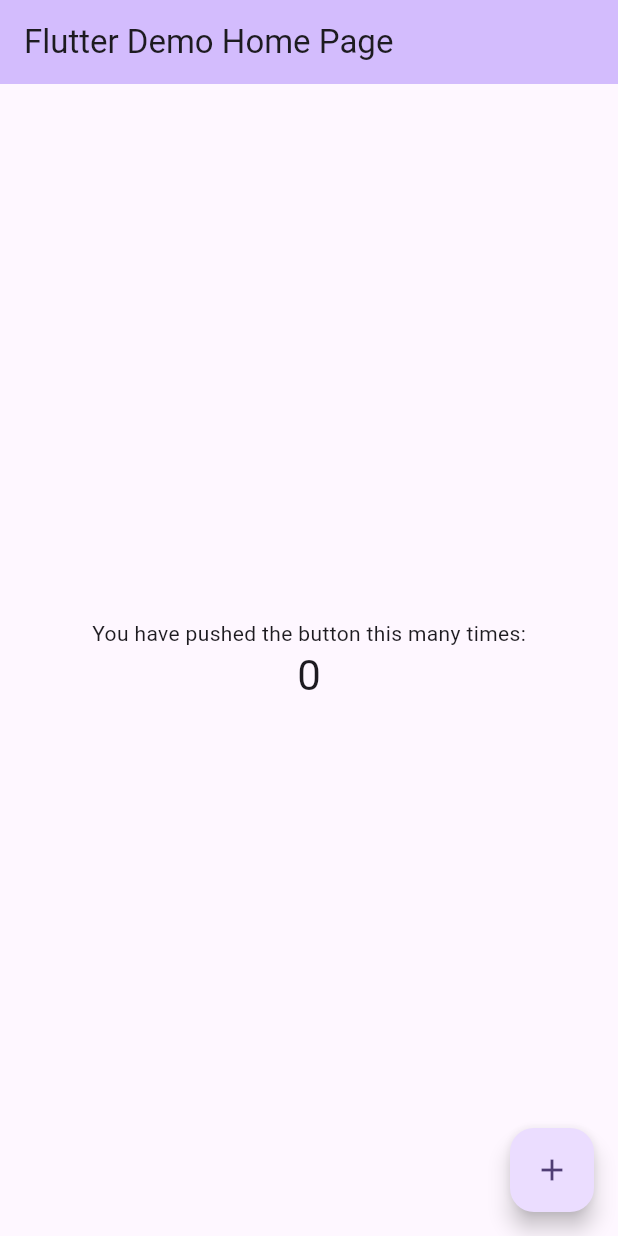
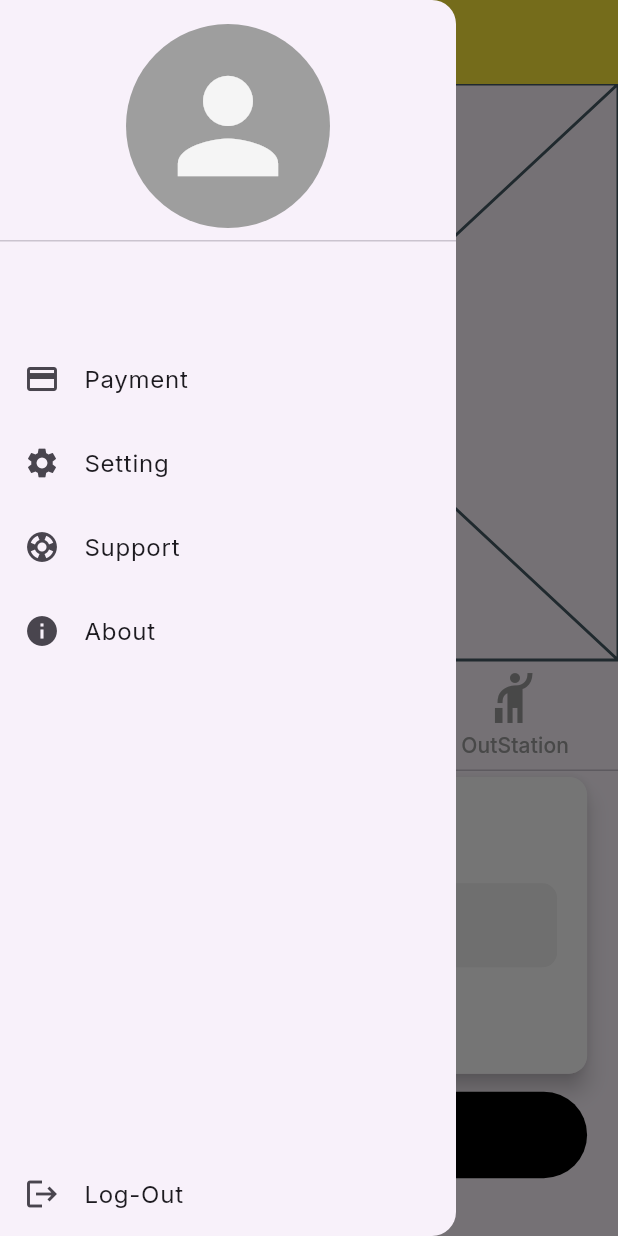
Before and after one commit to ShashwatDhingra/cabto_app, a Flutter app: the screen it shows after launch, with the side drawer open (before the commit the screen has no drawer), on a phone screen of 412 x 824 dp. Run offline on Flutter 3.47's test engine with Material 2 defaults, Android fonts, the light colour scheme and no system bars; our stand-ins replace google_fonts.

Commit message:
designed_tabs

```diff
--- /dev/null
+++ b/lib/components/cab_options_tab.dart
@@ -0,0 +1,65 @@
+import 'package:cabto_app/components/tabs/city_cab_tab.dart';
+import 'package:cabto_app/components/tabs/outstation_tab.dart';
+import 'package:cabto_app/components/tabs/rental_cab_tab.dart';
+import 'package:cabto_app/utils/cosnt/cosnts.dart';
+import 'package:flutter/material.dart';
+
+class CabOptionTab extends StatefulWidget {
+  const CabOptionTab({super.key});
+
+  @override
+  State<CabOptionTab> createState() => _CabOptionTabState();
+}
+
+class _CabOptionTabState extends State<CabOptionTab> {
+  @override
+  void initState() {
+    // TODO: implement initState
+    super.initState();
+  }
+
+  @override
+  Widget build(BuildContext context) {
+    return const DefaultTabController(
+        length: 3,
+        child: Column(children: [
+          TabBar(
+            unselectedLabelColor: Colors.grey,
+            indicatorColor: Colors.black,
+            overlayColor: MaterialStatePropertyAll(Colors.transparent),
+            labelColor: Colors.black,
+            tabs: [
+              Tab(
+                icon: Icon(
+                  Icons.local_taxi,
+                  size: 40,
+                ),
+                text: 'CityCab',
+              ),
+              Tab(
+                icon: Icon(
+                  Icons.car_rental,
+                  size: 40,
+                ),
+                text: 'Rental Cab',
+              ),
+              Tab(
+                icon: Icon(
+                  Icons.hail_outlined,
+                  size: 40,
+                ),
+                text: 'OutStation',
+              )
+            ],
+          ),
+          Expanded(
+              child: TabBarView(
+            children: [
+              CityCabTab(),
+              RentalCabTab(),
+              OutStationTab()
+            ],
+          ))
+        ]));
+  }
+}
--- /dev/null
+++ b/lib/components/drawer.dart
@@ -0,0 +1,53 @@
+import 'package:flutter/material.dart';
+
+class MyDrawer extends StatelessWidget {
+  const MyDrawer({super.key});
+
+  @override
+  Widget build(BuildContext context) {
+    return Drawer(
+      child: Column(children: [
+        Expanded(
+          flex: 3,
+          child: ListView(
+            children: [
+              DrawerHeader(
+                  child: CircleAvatar(
+                backgroundColor: Colors.grey,
+                child: Icon(Icons.person, size: 100, color: Colors.grey[100]),
+              ))
+            ],
+          ),
+        ),
+        const Expanded(
+          flex: 8,
+          child: Column(
+            children: [
+              ListTile(
+                leading: Icon(Icons.payment),
+                title: Text('Payment'),
+              ),
+              ListTile(
+                leading: Icon(Icons.settings),
+                title: Text('Setting'),
+              ),
+              ListTile(
+                leading: Icon(Icons.support),
+                title: Text('Support'),
+              ),
+              ListTile(
+                leading: Icon(Icons.info),
+                title: Text('About'),
+              ),
+              Spacer(),
+              ListTile(
+                leading: Icon(Icons.logout),
+                title: Text('Log-Out'),
+              ),
+            ],
+          ),
+        ),
+      ]),
+    );
+  }
+}
--- /dev/null
+++ b/lib/components/home_page_body.dart
@@ -0,0 +1,25 @@
+import 'package:cabto_app/components/cab_options_tab.dart';
+import 'package:flutter/material.dart';
+
+class HomePageBody extends StatefulWidget {
+  const HomePageBody({super.key});
+
+  @override
+  State<HomePageBody> createState() => _HomePageBodyState();
+}
+
+class _HomePageBodyState extends State<HomePageBody> with SingleTickerProviderStateMixin{
+  @override
+  Widget build(BuildContext context) {
+    return const Column(
+      children: [
+        Expanded(
+          flex: 5,
+          child: Placeholder()),
+        Expanded(
+          flex: 5,
+          child: CabOptionTab())
+      ],
+    );
+  }
+}
--- /dev/null
+++ b/lib/components/my_button.dart
@@ -0,0 +1,23 @@
+import 'package:cabto_app/utils/cosnt/cosnts.dart';
+import 'package:flutter/material.dart';
+
+class MyButton extends StatelessWidget {
+  const MyButton({super.key, required this.onTap, required this.title, required this.size});
+
+  final Function() onTap;
+  final String title;
+  final Size size;
+
+  @override
+  Widget build(BuildContext context) {
+    return Padding(
+      padding: const EdgeInsets.symmetric(vertical: 8.0),
+      child: Container(
+        decoration: BoxDecoration(color: Colors.black, borderRadius: BorderRadius.circular(30)),
+        width: size.width * 0.9,
+        height: size.height * 0.07,
+        child: Center(child: Text(title, style: const TextStyle(color: white, fontSize: 18),)),
+      ),
+    );
+  }
+}
--- /dev/null
+++ b/lib/components/tabs/city_cab_tab.dart
@@ -0,0 +1,69 @@
+import 'package:cabto_app/components/my_button.dart';
+import 'package:cabto_app/utils/cosnt/cosnts.dart';
+import 'package:cabto_app/view/search_page.dart';
+import 'package:flutter/cupertino.dart';
+import 'package:flutter/material.dart';
+
+class CityCabTab extends StatefulWidget {
+  const CityCabTab({super.key});
+
+  @override
+  State<CityCabTab> createState() => _CityCabTabState();
+}
+
+class _CityCabTabState extends State<CityCabTab> {
+  final _controller = TextEditingController();
+
+
+
+  @override
+  void dispose() {
+    _controller.dispose();
+    super.dispose();
+  }
+
+  @override
+  Widget build(BuildContext context) {
+    final size = MediaQuery.of(context).size;
+    return Hero(
+      tag: "search",
+      child: Material(
+        child: SingleChildScrollView(
+          child: Column(
+            children: [
+              Card(
+                  elevation: 6,
+                  child: Container(
+                    alignment: Alignment.center,
+                    padding: EdgeInsets.all(20),
+                    width: size.width * 0.9,
+                    height: size.height * 0.24,
+                    decoration: BoxDecoration(
+                        color: white, borderRadius: BorderRadius.circular(12)),
+                    child: TextField(
+                      onTap: () {
+                        Navigator.push(context, MaterialPageRoute(builder: (context) => SearchPage(),));
+                      },
+                      keyboardType: TextInputType.streetAddress,
+                      decoration: InputDecoration(
+                          labelStyle: TextStyle(color: black),
+                          label: Text('Destination'),
+                          prefixIcon: Icon(CupertinoIcons.search),
+                          enabledBorder: OutlineInputBorder(
+                              borderRadius: BorderRadius.circular(10),
+                              borderSide: BorderSide.none),
+                          focusedBorder: OutlineInputBorder(
+                              borderRadius: BorderRadius.circular(10),
+                              borderSide: BorderSide.none),
+                          filled: true,
+                          fillColor: grey.withOpacity(0.1)),
+                    ),
+                  )),
+                  MyButton(onTap: () {}, size: size, title: 'Next',)
+            ],
+          ),
+        ),
+      ),
+    );
+  }
+}
--- a/lib/main.dart
+++ b/lib/main.dart
@@ -1,125 +1,27 @@
+import 'package:cabto_app/utils/cosnt/cosnts.dart';
+import 'package:cabto_app/view/home_page.dart';
+import 'package:cabto_app/view_model/provider.dart';
 import 'package:flutter/material.dart';
+import 'package:google_fonts/google_fonts.dart';
+import 'package:provider/provider.dart';
 
 void main() {
-  runApp(const MyApp());
+  runApp(ChangeNotifierProvider(create: (context) => MyProvider(), child: MyApp(),));
 }
 
 class MyApp extends StatelessWidget {
   const MyApp({super.key});
 
-  // This widget is the root of your application.
   @override
   Widget build(BuildContext context) {
     return MaterialApp(
       title: 'Flutter Demo',
       theme: ThemeData(
-        // This is the theme of your application.
-        //
-        // TRY THIS: Try running your application with "flutter run". You'll see
-        // the application has a blue toolbar. Then, without quitting the app,
-        // try changing the seedColor in the colorScheme below to Colors.green
-        // and then invoke "hot reload" (save your changes or press the "hot
-        // reload" button in a Flutter-supported IDE, or press "r" if you used
-        // the command line to start the app).
-        //
-        // Notice that the counter didn't reset back to zero; the application
-        // state is not lost during the reload. To reset the state, use hot
-        // restart instead.
-        //
-        // This works for code too, not just values: Most code changes can be
-        // tested with just a hot reload.
+        textTheme: GoogleFonts.interTextTheme(),
         colorScheme: ColorScheme.fromSeed(seedColor: Colors.deepPurple),
         useMaterial3: true,
       ),
-      home: const MyHomePage(title: 'Flutter Demo Home Page'),
+      home: const HomePage() ,
     );
   }
 }
-
-class MyHomePage extends StatefulWidget {
-  const MyHomePage({super.key, required this.title});
-
-  // This widget is the home page of your application. It is stateful, meaning
-  // that it has a State object (defined below) that contains fields that affect
-  // how it looks.
-
-  // This class is the configuration for the state. It holds the values (in this
-  // case the title) provided by the parent (in this case the App widget) and
-  // used by the build method of the State. Fields in a Widget subclass are
-  // always marked "final".
-
-  final String title;
-
-  @override
-  State<MyHomePage> createState() => _MyHomePageState();
-}
-
-class _MyHomePageState extends State<MyHomePage> {
-  int _counter = 0;
-
-  void _incrementCounter() {
-    setState(() {
-      // This call to setState tells the Flutter framework that something has
-      // changed in this State, which causes it to rerun the build method below
-      // so that the display can reflect the updated values. If we changed
-      // _counter without calling setState(), then the build method would not be
-      // called again, and so nothing would appear to happen.
-      _counter++;
-    });
-  }
-
-  @override
-  Widget build(BuildContext context) {
-    // This method is rerun every time setState is called, for instance as done
-    // by the _incrementCounter method above.
-    //
-    // The Flutter framework has been optimized to make rerunning build methods
-    // fast, so that you can just rebuild anything that needs updating rather
-    // than having to individually change instances of widgets.
-    return Scaffold(
-      appBar: AppBar(
-        // TRY THIS: Try changing the color here to a specific color (to
-        // Colors.amber, perhaps?) and trigger a hot reload to see the AppBar
-        // change color while the other colors stay the same.
-        backgroundColor: Theme.of(context).colorScheme.inversePrimary,
-        // Here we take the value from the MyHomePage object that was created by
-        // the App.build method, and use it to set our appbar title.
-        title: Text(widget.title),
-      ),
-      body: Center(
-        // Center is a layout widget. It takes a single child and positions it
-        // in the middle of the parent.
-        child: Column(
-          // Column is also a layout widget. It takes a list of children and
-          // arranges them vertically. By default, it sizes itself to fit its
-          // children horizontally, and tries to be as tall as its parent.
-          //
-          // Column has various properties to control how it sizes itself and
-          // how it positions its children. Here we use mainAxisAlignment to
-          // center the children vertically; the main axis here is the vertical
-          // axis because Columns are vertical (the cross axis would be
-          // horizontal).
-          //
-          // TRY THIS: Invoke "debug painting" (choose the "Toggle Debug Paint"
-          // action in the IDE, or press "p" in the console), to see the
-          // wireframe for each widget.
-          mainAxisAlignment: MainAxisAlignment.center,
-          children: <Widget>[
-            const Text(
-              'You have pushed the button this many times:',
-            ),
-            Text(
-              '$_counter',
-              style: Theme.of(context).textTheme.headlineMedium,
-            ),
-          ],
-        ),
-      ),
-      floatingActionButton: FloatingActionButton(
-        onPressed: _incrementCounter,
-        tooltip: 'Increment',
-        child: const Icon(Icons.add),
-      ), // This trailing comma makes auto-formatting nicer for build methods.
-    );
-  }
-}
--- a/lib/utils/cosnt/cosnts.dart
+++ b/lib/utils/cosnt/cosnts.dart
@@ -4,12 +4,10 @@ import 'package:google_fonts/google_fonts.dart';
 const blue = Colors.blue;
 const green = Colors.green;
 const red = Colors.red;
-const line = Colors.white;
+const white = Colors.white;
 const yellow = Colors.yellow;
 const black = Colors.black;
 final grey = Colors.grey.shade600;
 const greyDark = Colors.grey;
 
-final TextStyle fontFam = GoogleFonts.inter();
-
 final titleTextStyle = GoogleFonts.alumniSans(fontWeight: FontWeight.w800);
--- /dev/null
+++ b/lib/view/home_page.dart
@@ -0,0 +1,25 @@
+import 'package:cabto_app/components/drawer.dart';
+import 'package:cabto_app/components/home_page_body.dart';
+import 'package:cabto_app/utils/cosnt/cosnts.dart';
+import 'package:flutter/material.dart';
+
+class HomePage extends StatefulWidget {
+  const HomePage({super.key});
+
+  @override
+  State<HomePage> createState() => _HomePageState();
+}
+
+class _HomePageState extends State<HomePage> {
+  @override
+  Widget build(BuildContext context) {
+    return Scaffold(
+      appBar: AppBar(
+        backgroundColor: yellow,
+        centerTitle: true,
+        title: Text('cabto'.toUpperCase(), style: titleTextStyle.copyWith(fontSize: 30))),
+        body: HomePageBody(),
+        drawer: MyDrawer(),
+    );
+  }
+}
--- /dev/null
+++ b/lib/view_model/provider.dart
@@ -0,0 +1,16 @@
+import 'package:flutter/material.dart';
+
+class MyProvider extends ChangeNotifier
+{
+  // Work for Out Station Chips
+  int _outStation_selected_chip = -1;
+
+  int get outStation_selected_chip => _outStation_selected_chip;
+
+  void toogle(int newIndex)
+  {
+    _outStation_selected_chip = newIndex;
+    notifyListeners();
+  }
+
+}
--- a/pubspec.yaml
+++ b/pubspec.yaml
@@ -36,6 +36,7 @@ dependencies:
   # Use with the CupertinoIcons class for iOS style icons.
   cupertino_icons: ^1.0.2
   google_fonts: ^5.1.0
+  provider: ^6.0.5
 
 dev_dependencies:
   flutter_test:
```
Also changed, not shown: lib/components/map_view.dart (added, +15 -0 lines), lib/components/tabs/outstation_tab.dart (added, +138 -0 lines), lib/components/tabs/rental_cab_tab.dart (added, +108 -0 lines), lib/view/search_page.dart (added, +64 -0 lines), pubspec.lock.
